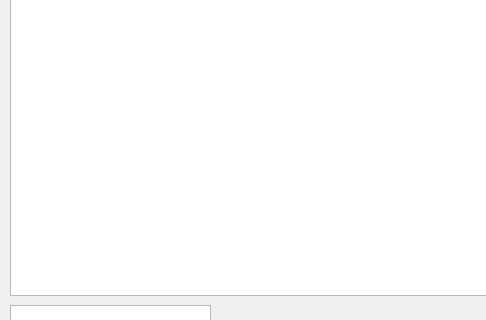
Qt form Gartic_Client/Client/Client/Gartic.ui (Coyotul/furculita) before a commit; both pictures show x 0 to 486 and y 102 to 422 of the 654 by 592 pixel window.
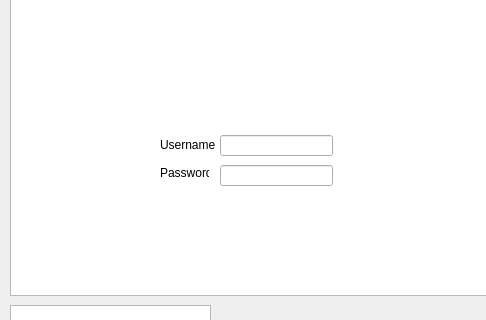
The same form after that commit.

```diff
--- a/Gartic_Client/Client/Client/Gartic.ui
+++ b/Gartic_Client/Client/Client/Gartic.ui
@@ -86,6 +86,52 @@
      </rect>
     </property>
    </widget>
+   <widget class="QLineEdit" name="username">
+    <property name="geometry">
+     <rect>
+      <x>220</x>
+      <y>250</y>
+      <width>113</width>
+      <height>21</height>
+     </rect>
+    </property>
+   </widget>
+   <widget class="QLineEdit" name="password">
+    <property name="geometry">
+     <rect>
+      <x>220</x>
+      <y>220</y>
+      <width>113</width>
+      <height>21</height>
+     </rect>
+    </property>
+   </widget>
+   <widget class="QLabel" name="label">
+    <property name="geometry">
+     <rect>
+      <x>160</x>
+      <y>220</y>
+      <width>61</width>
+      <height>20</height>
+     </rect>
+    </property>
+    <property name="text">
+     <string>Username</string>
+    </property>
+   </widget>
+   <widget class="QLabel" name="label_2">
+    <property name="geometry">
+     <rect>
+      <x>160</x>
+      <y>250</y>
+      <width>49</width>
+      <height>16</height>
+     </rect>
+    </property>
+    <property name="text">
+     <string>Password</string>
+    </property>
+   </widget>
   </widget>
   <widget class="QMenuBar" name="menuBar">
    <property name="geometry">
```
